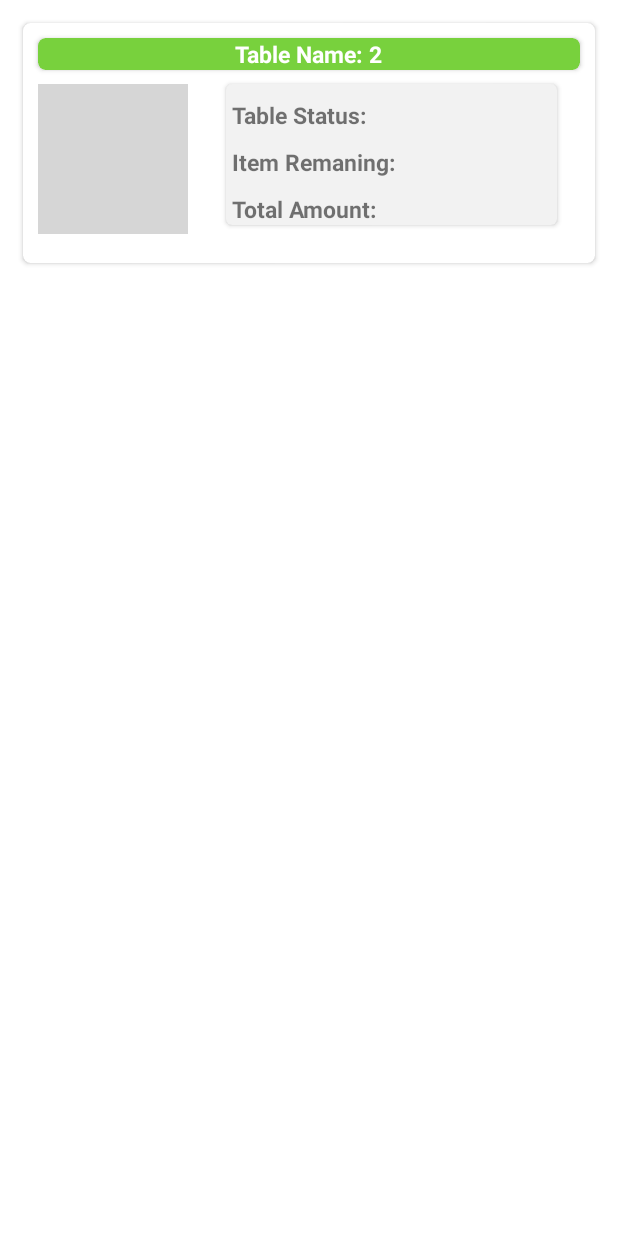
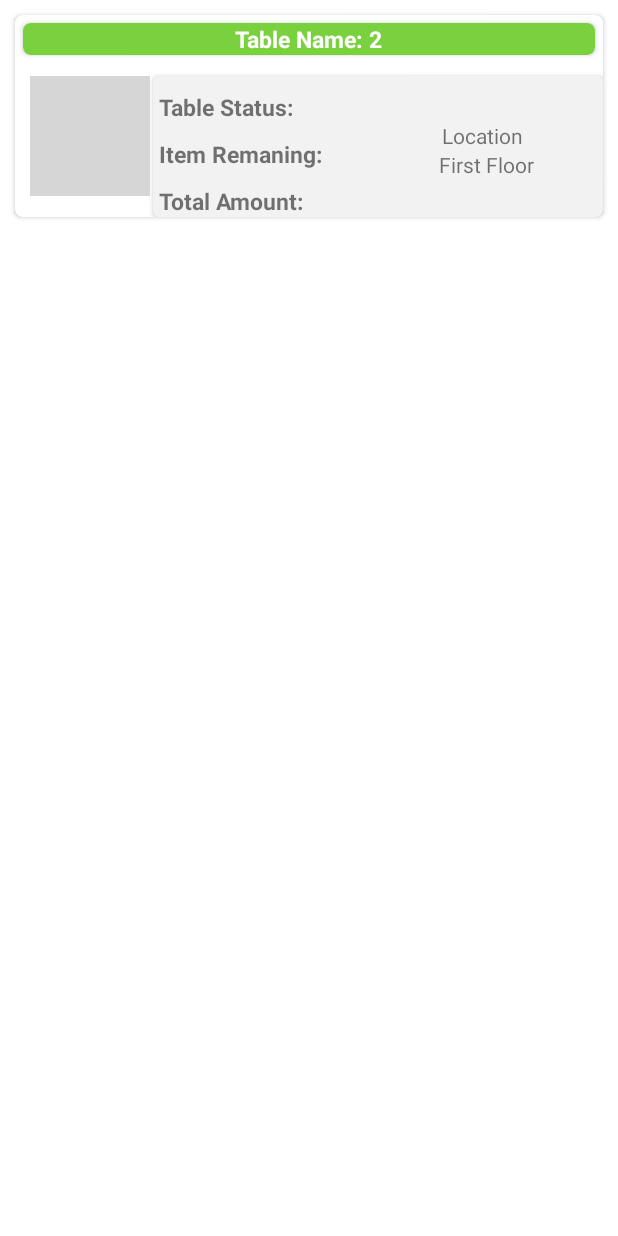
Before and after one commit to aashikmajhi/restromgmviautech, an Android app: the layout custom_table.xml on its own in the app's theme, with its tools: preview values and no code run, on a phone screen of 412 x 824 dp. Run offline under Robolectric (Android 15) with nearby library versions, the phone set to English and light mode, and no system bars; Roboto replaces fonts that are not available here; grey boxes are pictures that could not be loaded.

Commit message:
location has been added in tables

```diff
--- a/app/src/main/java/com/example/nepalaya/ApiService/ApiHelper.java
+++ b/app/src/main/java/com/example/nepalaya/ApiService/ApiHelper.java
@@ -23,8 +23,8 @@ public class ApiHelper<T> {
                 .setLenient()
                 .create();
         OkHttpClient httpClient = new OkHttpClient.Builder()
-                .readTimeout(2, TimeUnit.MINUTES)
-                .connectTimeout(2, TimeUnit.MINUTES)
+                .readTimeout(20, TimeUnit.MINUTES)
+                .connectTimeout(20, TimeUnit.MINUTES)
                 .retryOnConnectionFailure(true)
                 .build();
         retrofit = new Retrofit.Builder()
--- a/app/src/main/java/com/example/nepalaya/SchedulePreference.java
+++ b/app/src/main/java/com/example/nepalaya/SchedulePreference.java
@@ -113,9 +113,9 @@ public class SchedulePreference {
 
     }
 
-    public void setProfilePictue(int pictue) {
+    public void setProfilePictue(String pictue) {
         this.mEditor = mSharedPreference.edit();
-        mEditor.putInt(PROFILE_PICTUE, pictue);
+        mEditor.putString(PROFILE_PICTUE, pictue);
         mEditor.apply();
     }
 
--- a/app/src/main/java/com/example/nepalaya/Table/Listener/OnClickListener.java
+++ b/app/src/main/java/com/example/nepalaya/Table/Listener/OnClickListener.java
@@ -1,5 +1,6 @@
 package com.example.nepalaya.Table.Listener;
 
 public interface OnClickListener {
-    void onItemClick(String table_id, String table_name);
+    void onItemClick(String table_id, String table_name, String table_location);
+
 }
--- a/app/src/main/res/layout/activity_login.xml
+++ b/app/src/main/res/layout/activity_login.xml
@@ -78,7 +78,7 @@
             app:boxStrokeColor="@color/dark_red"
             app:hintTextColor="@color/black">
 
-            <EditText
+            <com.google.android.material.textfield.TextInputEditText
                 android:id="@+id/etEmail"
                 android:layout_width="match_parent"
                 android:layout_height="match_parent"
@@ -111,7 +111,7 @@
             app:passwordToggleEnabled="true"
             app:passwordToggleTint="@color/black">
 
-            <EditText
+            <com.google.android.material.textfield.TextInputEditText
                 android:id="@+id/etPassword"
                 android:layout_width="match_parent"
                 android:layout_height="match_parent"
--- a/app/src/main/res/layout/custom_table.xml
+++ b/app/src/main/res/layout/custom_table.xml
@@ -2,19 +2,20 @@
 <LinearLayout xmlns:android="http://schemas.android.com/apk/res/android"
     xmlns:app="http://schemas.android.com/apk/res-auto"
     android:layout_width="match_parent"
-    android:layout_height="wrap_content">
+    android:layout_height="wrap_content"
+    android:orientation="vertical">
 
     <androidx.cardview.widget.CardView
         android:id="@+id/clicklayer_table"
         android:layout_width="match_parent"
         android:layout_height="wrap_content"
-        android:layout_margin="15dp"
+        android:layout_margin="10dp"
         app:cardCornerRadius="5dp">
 
         <androidx.cardview.widget.CardView
             android:layout_width="match_parent"
             android:layout_height="wrap_content"
-            android:layout_margin="10dp"
+            android:layout_margin="5dp"
             app:cardBackgroundColor="#78D13D"
             app:cardCornerRadius="5dp">
 
@@ -43,7 +44,9 @@
                     android:textSize="15sp"
                     android:textStyle="bold" />
             </RelativeLayout>
+
         </androidx.cardview.widget.CardView>
+
 
         <RelativeLayout
             android:layout_width="match_parent"
@@ -52,19 +55,21 @@
 
             <ImageView
                 android:id="@+id/table_img"
-                android:layout_width="100dp"
-                android:layout_height="100dp"
+                android:layout_width="80dp"
+                android:layout_height="80dp"
                 android:layout_marginLeft="10dp"
                 android:layout_marginTop="25dp"
                 android:src="@drawable/tables" />
 
+
             <androidx.cardview.widget.CardView
-                app:cardBackgroundColor="#F2F2F2"
-                app:cardCornerRadius="4dp"
                 android:layout_width="match_parent"
                 android:layout_height="wrap_content"
-                android:layout_margin="25dp"
-                android:layout_toRightOf="@+id/table_img">
+                android:layout_marginLeft="2dp"
+                android:layout_marginTop="25dp"
+                android:layout_toRightOf="@+id/table_img"
+                app:cardBackgroundColor="#F2F2F2"
+                app:cardCornerRadius="4dp">
 
                 <RelativeLayout
                     android:layout_width="match_parent"
@@ -92,6 +97,7 @@
                         android:textStyle="bold" />
 
                     <TextView
+                        android:id="@+id/amount"
                         android:layout_width="wrap_content"
                         android:layout_height="wrap_content"
                         android:layout_below="@+id/pending_item"
@@ -101,11 +107,30 @@
                         android:textSize="15sp"
                         android:textStyle="bold" />
 
+                    <TextView
+                        android:id="@+id/location"
+                        android:layout_marginTop="30dp"
+                        android:layout_width="wrap_content"
+                        android:layout_height="wrap_content"
+                        android:layout_marginLeft="80dp"
+                        android:layout_toEndOf="@+id/pending_item"
+                        android:text="Location" />
+
+                    <TextView
+                        android:id="@+id/location_name"
+                        android:layout_width="wrap_content"
+                        android:layout_height="wrap_content"
+                        android:layout_below="@+id/location"
+                        android:layout_marginLeft="90dp"
+                        android:layout_toEndOf="@+id/amount"
+                        android:text="First Floor" />
+
+
                 </RelativeLayout>
             </androidx.cardview.widget.CardView>
 
+        </RelativeLayout>
 
-        </RelativeLayout>
     </androidx.cardview.widget.CardView>
 
 </LinearLayout>
```
Also changed, not shown: app/src/main/AndroidManifest.xml (+8 -2 lines), app/src/main/java/com/example/nepalaya/Login/Login.java (+19 -18 lines), app/src/main/java/com/example/nepalaya/Table/TableAdapter.java (+4 -4 lines), app/src/main/java/com/example/nepalaya/Table/TableHome.java (+5 -4 lines), app/src/main/java/com/example/nepalaya/Table/TableModel.java (+8 -2 lines).
